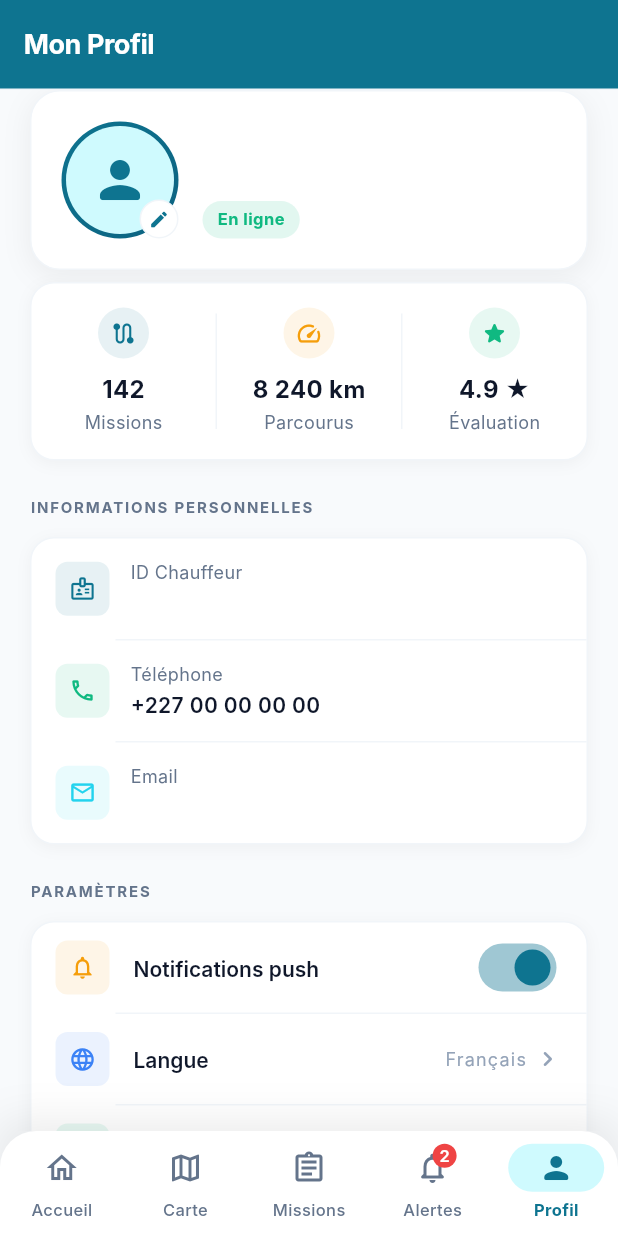
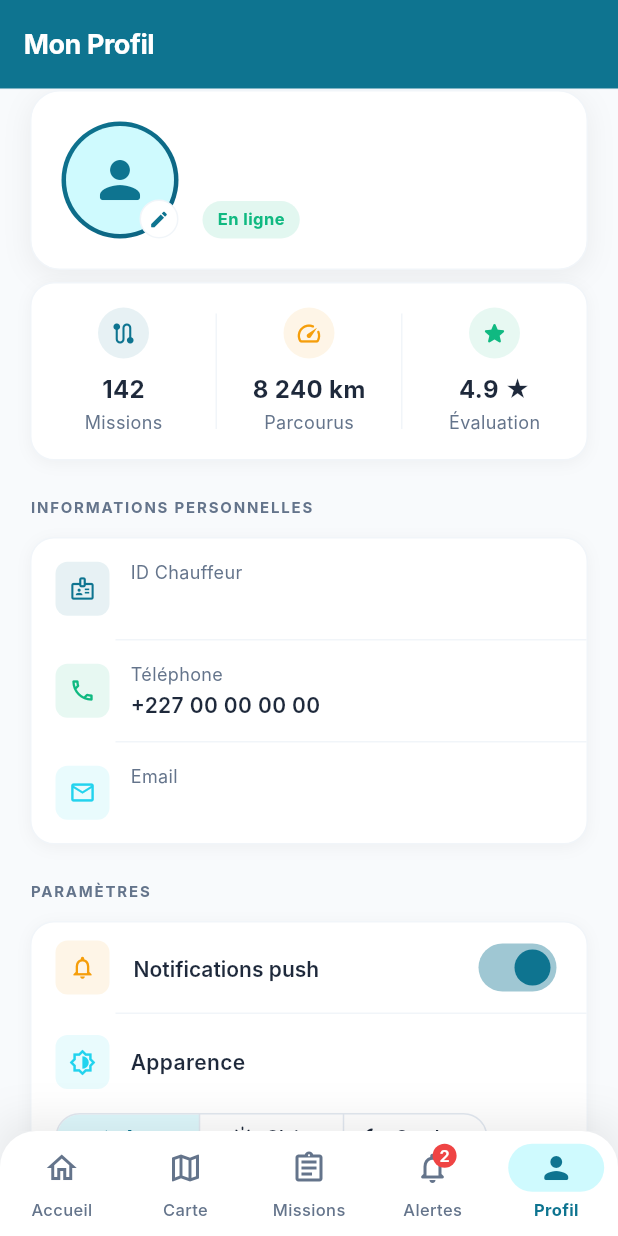
Before and after one commit to Nazir-code/Geoconsulting-flotte, a Flutter app: the screen it shows once a user with an empty profile is signed in, item 5 of the bottom bar chosen, on a phone screen of 412 x 824 dp. Run offline on Flutter 3.47's test engine with Material 3 defaults, Android fonts, the phone set to English and light mode, and no system bars; our stand-ins replace cloud_firestore, connectivity_plus, firebase_auth, firebase_core, firebase_messaging, flutter_compass and 4 more; accounts and stored records are empty; Roboto replaces fonts that are missing (Inter).

Commit message:
feat: dark mode complet avec sélecteur Apparence dans les paramètres
- ThemeService : singleton ChangeNotifier qui persiste le ThemeMode choisi
  dans SharedPreferences (clé app_theme_mode) et notifie les écouteurs
- main.dart : charge le thème au démarrage (ThemeService.load) et enveloppe
  MaterialApp dans ListenableBuilder pour reconstruire sur changement
- profile_screen.dart : tile Apparence avec SegmentedButton (Auto/Clair/Sombre)
  piloté par ThemeService ; toutes les cartes utilisent colorScheme.surface et
  outlineVariant à la place des couleurs hardcodées
- Widgets adaptatifs : DsCard, KpiCard, MissionCardPro, MissionCardSkeleton,
  KpiCardSkeleton utilisent Theme.of(context).colorScheme pour le fond et les
  bordures ; DsShimmerBox adopte les couleurs dark (#1E293B/#334155)
- AppTextStyles : suppression des couleurs fixes sur h1-h6, display, body,
  stat, label — héritage de DefaultTextStyle pour s'adapter au thème actif
- Scaffolds : backgroundColor hardcodé retiré de DriverHome, MissionsScreen
  et ProfileScreen (scaffoldBackgroundColor du ThemeData prend le relais)

Co-Authored-By: Claude Sonnet 4.6 <noreply@anthropic.com>
Claude-Session: https://claude.ai/code/session_01KScAxJ37F5xWB5rVEMt6Vb

```diff
--- a/driver_mobile/lib/main.dart
+++ b/driver_mobile/lib/main.dart
@@ -11,6 +11,7 @@ import 'screens/login_screen.dart';
 import 'services/auth_service.dart';
 import 'services/firebase_notification_service.dart';
 import 'services/gps_lifecycle_manager.dart';
+import 'services/theme_service.dart';
 import 'theme/app_theme.dart';
 
 @pragma('vm:entry-point')
@@ -44,6 +45,7 @@ Future<void> main() async {
   // Initialisation des données locales (français)
   await initializeDateFormatting('fr_FR', null);
   await FirebaseNotificationService.instance.initialize();
+  await ThemeService.instance.load();
 
   runApp(const DriverMobileApp());
 }
@@ -53,19 +55,20 @@ class DriverMobileApp extends StatelessWidget {
 
   @override
   Widget build(BuildContext context) {
-    return MaterialApp(
+    return ListenableBuilder(
+      listenable: ThemeService.instance,
+      builder: (_, __) => MaterialApp(
         title: 'FleetNexus - Driver',
         debugShowCheckedModeBanner: false,
         theme: AppTheme.lightTheme,
         darkTheme: AppTheme.darkTheme,
-      themeMode: ThemeMode.system,
-      // Écran initial : Splash animé → redirige ensuite vers AuthWrapper,
-      // qui décide accueil/connexion et démarre FCM + GPS.
+        themeMode: ThemeService.instance.mode,
         home: const SplashScreen(),
         routes: {
           '/login': (_) => const LoginScreen(),
           '/home': (_) => const MainNavigationScreen(),
         },
+      ),
     );
   }
 }
--- a/driver_mobile/lib/screens/missions_screen.dart
+++ b/driver_mobile/lib/screens/missions_screen.dart
@@ -46,7 +46,6 @@ class _MissionsScreenState extends State<MissionsScreen>
     final uid = _authService.currentUid;
 
     return Scaffold(
-      backgroundColor: AppColors.background,
       appBar: AppBar(
         title: const Text("Mes Missions"),
         actions: [
--- a/driver_mobile/lib/screens/profile_screen.dart
+++ b/driver_mobile/lib/screens/profile_screen.dart
@@ -2,6 +2,7 @@ import 'package:flutter/material.dart';
 import 'package:flutter/services.dart';
 import '../services/auth_service.dart';
 import '../services/firestore_service.dart';
+import '../services/theme_service.dart';
 import '../models/driver_profile.dart';
 import '../theme/app_theme.dart';
 import '../theme/app_transitions.dart';
@@ -38,7 +39,6 @@ class _ProfileScreenState extends State<ProfileScreen> {
   @override
   Widget build(BuildContext context) {
     return Scaffold(
-      backgroundColor: AppColors.background,
       appBar: AppBar(
         backgroundColor: AppColors.primary,
         surfaceTintColor: Colors.transparent,
@@ -97,6 +97,7 @@ class _ProfileScreenState extends State<ProfileScreen> {
 
   // ── Card profil (avatar + nom + badge statut) ─────────────────────────────
   Widget _buildProfileCard() {
+    final cs = Theme.of(context).colorScheme;
     return Transform.translate(
       offset: const Offset(0, 0),
       child: Padding(
@@ -104,9 +105,9 @@ class _ProfileScreenState extends State<ProfileScreen> {
         child: Container(
           padding: const EdgeInsets.all(20),
           decoration: BoxDecoration(
-            color: AppColors.surface,
+            color: cs.surface,
             borderRadius: AppSpacing.roundedXl,
-            border: Border.all(color: AppColors.borderLight),
+            border: Border.all(color: cs.outlineVariant),
             boxShadow: AppTheme.shadowMd,
           ),
           child: Row(
@@ -138,9 +139,9 @@ class _ProfileScreenState extends State<ProfileScreen> {
                       width: 26,
                       height: 26,
                       decoration: BoxDecoration(
-                        color: AppColors.surface,
+                        color: cs.surface,
                         shape: BoxShape.circle,
-                        border: Border.all(color: AppColors.borderLight),
+                        border: Border.all(color: cs.outlineVariant),
                       ),
                       child: const Icon(
                         Icons.edit_rounded,
@@ -184,6 +185,7 @@ class _ProfileScreenState extends State<ProfileScreen> {
 
   // ── Stats row ─────────────────────────────────────────────────────────────
   Widget _buildStatsRow() {
+    final cs = Theme.of(context).colorScheme;
     return Transform.translate(
       offset: const Offset(0, 0),
       child: Padding(
@@ -191,9 +193,9 @@ class _ProfileScreenState extends State<ProfileScreen> {
         child: Container(
           padding: const EdgeInsets.symmetric(vertical: 16),
           decoration: BoxDecoration(
-            color: AppColors.surface,
+            color: cs.surface,
             borderRadius: AppSpacing.roundedLg,
-            border: Border.all(color: AppColors.borderLight),
+            border: Border.all(color: cs.outlineVariant),
             boxShadow: AppTheme.shadowSm,
           ),
           child: IntrinsicHeight(
@@ -254,11 +256,12 @@ class _ProfileScreenState extends State<ProfileScreen> {
 
   // ── Info Card ─────────────────────────────────────────────────────────────
   Widget _buildInfoCard() {
+    final cs = Theme.of(context).colorScheme;
     return Container(
       decoration: BoxDecoration(
-        color: AppColors.surface,
+        color: cs.surface,
         borderRadius: AppSpacing.roundedLg,
-        border: Border.all(color: AppColors.borderLight),
+        border: Border.all(color: cs.outlineVariant),
         boxShadow: AppTheme.shadowSm,
       ),
       child: Column(
@@ -269,14 +272,14 @@ class _ProfileScreenState extends State<ProfileScreen> {
             _profile?.driverId ?? "N/A",
             AppColors.primary,
           ),
-          const Divider(height: 1, color: AppColors.borderLight, indent: 56),
+          Divider(height: 1, color: cs.outlineVariant, indent: 56),
           _buildInfoRow(
             Icons.phone_outlined,
             "Téléphone",
             "+227 00 00 00 00",
             AppColors.success,
           ),
-          const Divider(height: 1, color: AppColors.borderLight, indent: 56),
+          Divider(height: 1, color: cs.outlineVariant, indent: 56),
           _buildInfoRow(
             Icons.email_outlined,
             "Email",
@@ -324,11 +327,12 @@ class _ProfileScreenState extends State<ProfileScreen> {
 
   // ── Settings Card ─────────────────────────────────────────────────────────
   Widget _buildSettingsCard() {
+    final cs = Theme.of(context).colorScheme;
     return Container(
       decoration: BoxDecoration(
-        color: AppColors.surface,
+        color: cs.surface,
         borderRadius: AppSpacing.roundedLg,
-        border: Border.all(color: AppColors.borderLight),
+        border: Border.all(color: cs.outlineVariant),
         boxShadow: AppTheme.shadowSm,
       ),
       child: Column(
@@ -343,24 +347,87 @@ class _ProfileScreenState extends State<ProfileScreen> {
               onChanged: (v) => setState(() => _notificationsEnabled = v),
             ),
           ),
-          const Divider(height: 1, color: AppColors.borderLight, indent: 56),
+          Divider(height: 1, color: cs.outlineVariant, indent: 56),
+          _buildAppearanceTile(cs),
+          Divider(height: 1, color: cs.outlineVariant, indent: 56),
           _buildSettingsTile(
             icon: Icons.language_outlined,
             iconColor: AppColors.info,
             title: "Langue",
             trailingText: "Français",
           ),
-          const Divider(height: 1, color: AppColors.borderLight, indent: 56),
+          Divider(height: 1, color: cs.outlineVariant, indent: 56),
           _buildSettingsTile(
             icon: Icons.security_outlined,
             iconColor: AppColors.success,
             title: "Confidentialité",
           ),
-          const Divider(height: 1, color: AppColors.borderLight, indent: 56),
+          Divider(height: 1, color: cs.outlineVariant, indent: 56),
           _buildSettingsTile(
             icon: Icons.help_outline_rounded,
             iconColor: AppColors.primary,
             title: "Aide & Support",
+          ),
+        ],
+      ),
+    );
+  }
+
+  Widget _buildAppearanceTile(ColorScheme cs) {
+    return Padding(
+      padding: const EdgeInsets.fromLTRB(16, 14, 16, 14),
+      child: Column(
+        crossAxisAlignment: CrossAxisAlignment.start,
+        children: [
+          Row(
+            children: [
+              Container(
+                width: 36,
+                height: 36,
+                decoration: BoxDecoration(
+                  color: AppColors.accent.withValues(alpha: 0.1),
+                  borderRadius: AppSpacing.roundedSm,
+                ),
+                child: const Icon(Icons.brightness_6_outlined,
+                    size: 18, color: AppColors.accent),
+              ),
+              const SizedBox(width: 14),
+              Text("Apparence", style: AppTextStyles.h6),
+            ],
+          ),
+          const SizedBox(height: 12),
+          ListenableBuilder(
+            listenable: ThemeService.instance,
+            builder: (_, __) => SegmentedButton<ThemeMode>(
+              segments: const [
+                ButtonSegment(
+                  value: ThemeMode.system,
+                  icon: Icon(Icons.brightness_auto_rounded, size: 15),
+                  label: Text('Auto'),
+                ),
+                ButtonSegment(
+                  value: ThemeMode.light,
+                  icon: Icon(Icons.light_mode_rounded, size: 15),
+                  label: Text('Clair'),
+                ),
+                ButtonSegment(
+                  value: ThemeMode.dark,
+                  icon: Icon(Icons.dark_mode_rounded, size: 15),
+                  label: Text('Sombre'),
+                ),
+              ],
+              selected: {ThemeService.instance.mode},
+              onSelectionChanged: (Set<ThemeMode> s) =>
+                  ThemeService.instance.setMode(s.first),
+              style: ButtonStyle(
+                textStyle: WidgetStateProperty.all(const TextStyle(
+                  fontFamily: 'Inter',
+                  fontSize: 12,
+                  fontWeight: FontWeight.w600,
+                )),
+                visualDensity: VisualDensity.compact,
+              ),
+            ),
           ),
         ],
       ),
--- /dev/null
+++ b/driver_mobile/lib/services/theme_service.dart
@@ -0,0 +1,39 @@
+import 'package:flutter/material.dart';
+import 'package:shared_preferences/shared_preferences.dart';
+
+/// Persiste et expose le [ThemeMode] choisi par l'utilisateur.
+/// Singleton accessible via [ThemeService.instance].
+class ThemeService extends ChangeNotifier {
+  static const _key = 'app_theme_mode';
+  static final ThemeService instance = ThemeService._();
+  ThemeService._();
+
+  ThemeMode _mode = ThemeMode.system;
+  ThemeMode get mode => _mode;
+
+  Future<void> load() async {
+    final prefs = await SharedPreferences.getInstance();
+    _mode = _parse(prefs.getString(_key));
+    notifyListeners();
+  }
+
+  Future<void> setMode(ThemeMode mode) async {
+    if (_mode == mode) return;
+    _mode = mode;
+    notifyListeners();
+    final prefs = await SharedPreferences.getInstance();
+    await prefs.setString(_key, _serialize(mode));
+  }
+
+  static ThemeMode _parse(String? v) => switch (v) {
+        'light' => ThemeMode.light,
+        'dark' => ThemeMode.dark,
+        _ => ThemeMode.system,
+      };
+
+  static String _serialize(ThemeMode m) => switch (m) {
+        ThemeMode.light => 'light',
+        ThemeMode.dark => 'dark',
+        ThemeMode.system => 'system',
+      };
+}
--- a/driver_mobile/lib/theme/app_text_styles.dart
+++ b/driver_mobile/lib/theme/app_text_styles.dart
@@ -8,7 +8,6 @@ class AppTextStyles {
     fontSize: 40,
     fontWeight: FontWeight.w800,
     letterSpacing: -1.5,
-    color: AppColors.textHeading,
     height: 1.1,
   );
 
@@ -17,7 +16,6 @@ class AppTextStyles {
     fontSize: 32,
     fontWeight: FontWeight.w700,
     letterSpacing: -1,
-    color: AppColors.textHeading,
     height: 1.15,
   );
 
@@ -27,7 +25,6 @@ class AppTextStyles {
     fontSize: 28,
     fontWeight: FontWeight.w700,
     letterSpacing: -0.5,
-    color: AppColors.textHeading,
     height: 1.2,
   );
 
@@ -36,7 +33,6 @@ class AppTextStyles {
     fontSize: 24,
     fontWeight: FontWeight.w700,
     letterSpacing: -0.3,
-    color: AppColors.textHeading,
     height: 1.25,
   );
 
@@ -45,7 +41,6 @@ class AppTextStyles {
     fontSize: 20,
     fontWeight: FontWeight.w600,
     letterSpacing: -0.2,
-    color: AppColors.textHeading,
     height: 1.3,
   );
 
@@ -53,7 +48,6 @@ class AppTextStyles {
     fontFamily: 'Inter',
     fontSize: 18,
     fontWeight: FontWeight.w600,
-    color: AppColors.textHeading,
     height: 1.35,
   );
 
@@ -61,7 +55,6 @@ class AppTextStyles {
     fontFamily: 'Inter',
     fontSize: 16,
     fontWeight: FontWeight.w600,
-    color: AppColors.textHeading,
     height: 1.4,
   );
 
@@ -69,7 +62,6 @@ class AppTextStyles {
     fontFamily: 'Inter',
     fontSize: 14,
     fontWeight: FontWeight.w600,
-    color: AppColors.textHeading,
     height: 1.4,
   );
 
@@ -78,7 +70,6 @@ class AppTextStyles {
     fontFamily: 'Inter',
     fontSize: 16,
     fontWeight: FontWeight.w400,
-    color: AppColors.textPrimary,
     height: 1.6,
   );
 
@@ -86,7 +77,6 @@ class AppTextStyles {
     fontFamily: 'Inter',
     fontSize: 14,
     fontWeight: FontWeight.w400,
-    color: AppColors.textPrimary,
     height: 1.55,
   );
 
@@ -111,7 +101,6 @@ class AppTextStyles {
     fontFamily: 'Inter',
     fontSize: 15,
     fontWeight: FontWeight.w600,
-    color: AppColors.textPrimary,
     letterSpacing: 0.1,
   );
 
@@ -119,7 +108,6 @@ class AppTextStyles {
     fontFamily: 'Inter',
     fontSize: 13,
     fontWeight: FontWeight.w600,
-    color: AppColors.textPrimary,
     letterSpacing: 0.1,
   );
 
@@ -166,7 +154,6 @@ class AppTextStyles {
     fontFamily: 'Inter',
     fontSize: 32,
     fontWeight: FontWeight.w800,
-    color: AppColors.textHeading,
     letterSpacing: -1,
   );
 
@@ -174,7 +161,6 @@ class AppTextStyles {
     fontFamily: 'Inter',
     fontSize: 24,
     fontWeight: FontWeight.w700,
-    color: AppColors.textHeading,
     letterSpacing: -0.5,
   );
 
@@ -182,7 +168,6 @@ class AppTextStyles {
     fontFamily: 'Inter',
     fontSize: 18,
     fontWeight: FontWeight.w700,
-    color: AppColors.textHeading,
   );
 
   // ─── Mono (coordonnées GPS etc.) ──────────────────────────────────────────
--- a/driver_mobile/lib/widgets/ds_card.dart
+++ b/driver_mobile/lib/widgets/ds_card.dart
@@ -57,12 +57,13 @@ class _DsCardState extends State<DsCard> {
 
   @override
   Widget build(BuildContext context) {
+    final cs = Theme.of(context).colorScheme;
     final effectiveColor = widget.gradient != null
         ? Colors.transparent
-        : (widget.color ?? AppColors.surface);
+        : (widget.color ?? cs.surface);
     final effectiveShadow = widget.shadow ?? AppTheme.shadowSm;
     final effectiveBorder =
-        widget.border ?? Border.all(color: AppColors.borderLight, width: 1);
+        widget.border ?? Border.all(color: cs.outlineVariant, width: 1);
 
     final card = Container(
       width: widget.width,
--- a/driver_mobile/lib/widgets/kpi_card.dart
+++ b/driver_mobile/lib/widgets/kpi_card.dart
@@ -25,12 +25,13 @@ class KpiCard extends StatelessWidget {
 
   @override
   Widget build(BuildContext context) {
+    final cs = Theme.of(context).colorScheme;
     return Container(
       padding: const EdgeInsets.all(12),
       decoration: BoxDecoration(
-        color: AppColors.surface,
+        color: cs.surface,
         borderRadius: AppSpacing.roundedLg,
-        border: Border.all(color: AppColors.borderLight),
+        border: Border.all(color: cs.outlineVariant),
         boxShadow: AppTheme.shadowSm,
       ),
       child: Column(
--- a/driver_mobile/lib/widgets/mission_card_pro.dart
+++ b/driver_mobile/lib/widgets/mission_card_pro.dart
@@ -55,9 +55,9 @@ class _MissionCardProState extends State<MissionCardPro> {
         child: Container(
           margin: const EdgeInsets.only(bottom: 12),
           decoration: BoxDecoration(
-            color: AppColors.surface,
+            color: Theme.of(context).colorScheme.surface,
             borderRadius: AppSpacing.roundedLg,
-            border: Border.all(color: AppColors.borderLight),
+            border: Border.all(color: Theme.of(context).colorScheme.outlineVariant),
             boxShadow: AppTheme.shadowSm,
           ),
           child: Column(
```
Also changed, not shown: driver_mobile/lib/screens/driver_home.dart (+4 -4 lines), driver_mobile/lib/widgets/ds_shimmer.dart (+12 -9 lines). Lines whose indentation alone changed are shown as unchanged.
